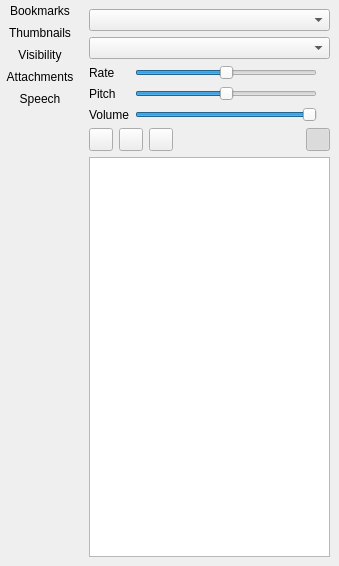
Qt form PdfForQtViewer/pdfsidebarwidget.ui (JakubMelka/PDF4QT) before a commit.
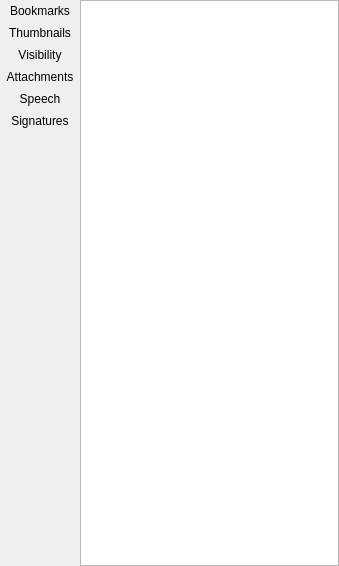
The same form after that commit. Icons and pictures are not drawn.

Commit message: Signature verification UI

What changed in the file:
```diff
--- a/PdfForQtViewer/pdfsidebarwidget.ui
+++ b/PdfForQtViewer/pdfsidebarwidget.ui
@@ -93,6 +93,19 @@
        </property>
       </widget>
      </item>
+     <item>
+      <widget class="QPushButton" name="signaturesButton">
+       <property name="text">
+        <string>Signatures</string>
+       </property>
+       <property name="checkable">
+        <bool>true</bool>
+       </property>
+       <property name="flat">
+        <bool>true</bool>
+       </property>
+      </widget>
+     </item>
      <item>
       <spacer name="buttonSpacer">
        <property name="orientation">
@@ -111,7 +124,7 @@
    <item>
     <widget class="QStackedWidget" name="stackedWidget">
      <property name="currentIndex">
-      <number>5</number>
+      <number>6</number>
      </property>
      <widget class="QWidget" name="emptyPage"/>
      <widget class="QWidget" name="bookmarksPage">
@@ -392,6 +405,37 @@
        </item>
       </layout>
      </widget>
+     <widget class="QWidget" name="signaturesPage">
+      <layout class="QVBoxLayout" name="signaturesPageLayout">
+       <property name="leftMargin">
+        <number>0</number>
+       </property>
+       <property name="topMargin">
+        <number>0</number>
+       </property>
+       <property name="rightMargin">
+        <number>0</number>
+       </property>
+       <property name="bottomMargin">
+        <number>0</number>
+       </property>
+       <item>
+        <widget class="QTreeWidget" name="signatureTreeWidget">
+         <property name="wordWrap">
+          <bool>true</bool>
+         </property>
+         <property name="headerHidden">
+          <bool>true</bool>
+         </property>
+         <column>
+          <property name="text">
+           <string notr="true">1</string>
+          </property>
+         </column>
+        </widget>
+       </item>
+      </layout>
+     </widget>
     </widget>
    </item>
   </layout>
```
The commit also changes 11 other files.
